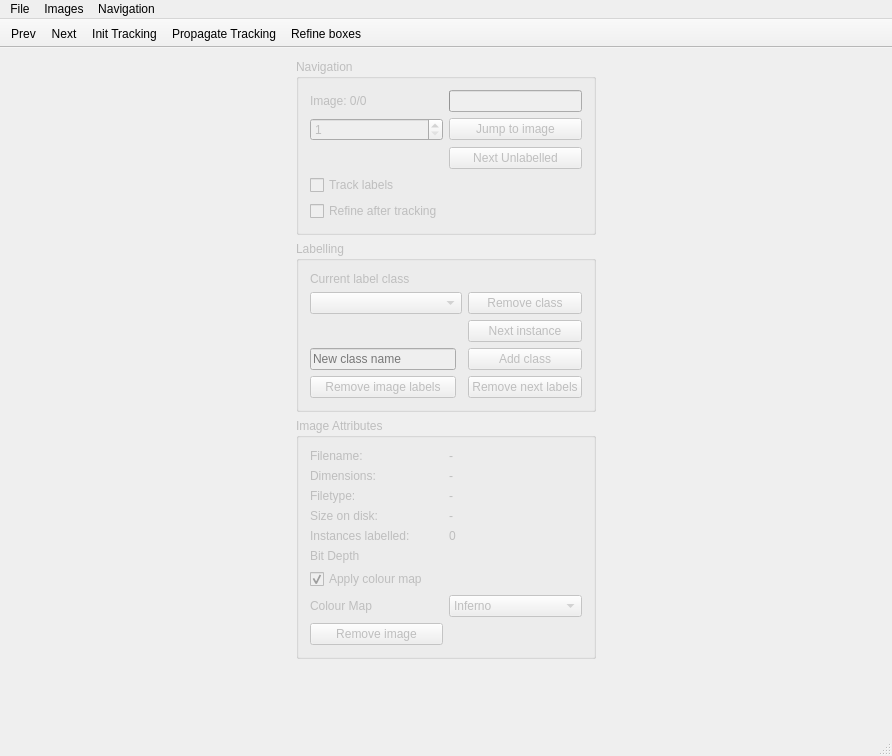
KamalM8/deeplabel, file src/mainwindow.ui: the form before one commit.
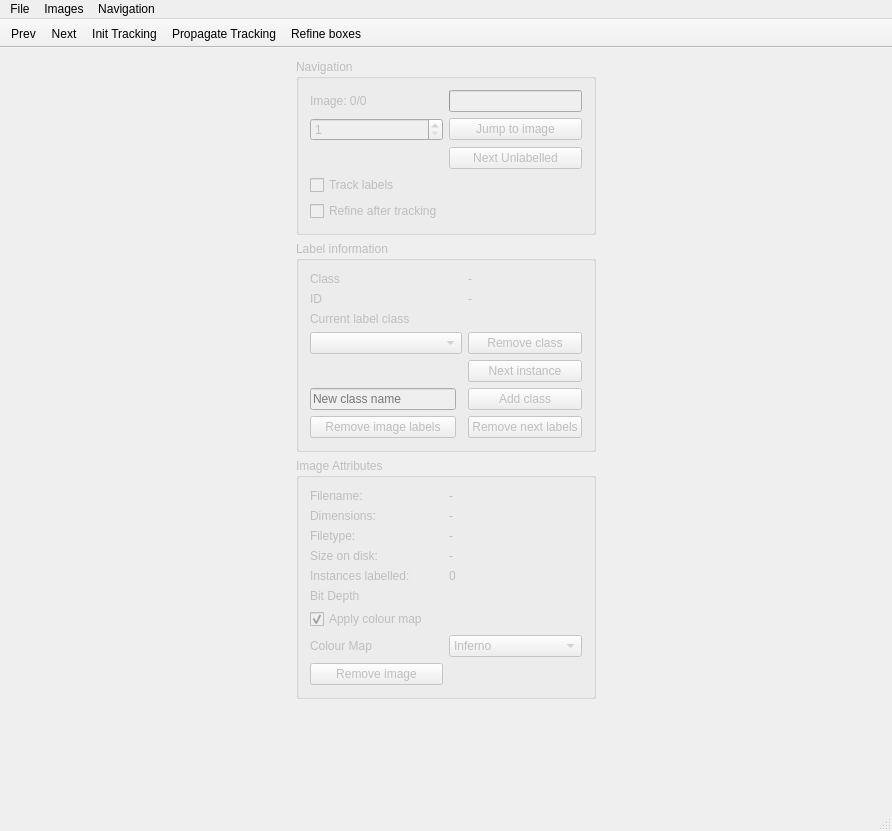
The form after the commit.

Diff of the .ui file:
```diff
--- a/src/mainwindow.ui
+++ b/src/mainwindow.ui
@@ -7,7 +7,7 @@
     <x>0</x>
     <y>0</y>
     <width>892</width>
-    <height>756</height>
+    <height>831</height>
    </rect>
   </property>
   <property name="windowTitle">
@@ -142,61 +142,89 @@
          </size>
         </property>
         <property name="title">
-         <string>Labelling</string>
+         <string>Label information</string>
         </property>
         <layout class="QGridLayout" name="gridLayout_2">
-         <item row="4" column="2">
+         <item row="8" column="2">
+          <widget class="QPushButton" name="removeLabelsForwardButton">
+           <property name="text">
+            <string>Remove next labels</string>
+           </property>
+          </widget>
+         </item>
+         <item row="7" column="0">
+          <widget class="QLineEdit" name="newClassText">
+           <property name="text">
+            <string/>
+           </property>
+           <property name="placeholderText">
+            <string>New class name</string>
+           </property>
+          </widget>
+         </item>
+         <item row="0" column="2">
+          <widget class="QLabel" name="labelClass">
+           <property name="text">
+            <string>-</string>
+           </property>
+          </widget>
+         </item>
+         <item row="5" column="2">
           <widget class="QPushButton" name="nextInstanceButton">
            <property name="text">
             <string>Next instance</string>
            </property>
           </widget>
          </item>
-         <item row="1" column="0" colspan="3">
+         <item row="8" column="0">
+          <widget class="QPushButton" name="removeImageLabelsButton">
+           <property name="text">
+            <string>Remove image labels</string>
+           </property>
+          </widget>
+         </item>
+         <item row="2" column="0" colspan="3">
           <widget class="QLabel" name="label_7">
            <property name="text">
             <string>Current label class</string>
            </property>
           </widget>
          </item>
-         <item row="2" column="2">
+         <item row="3" column="2">
           <widget class="QPushButton" name="removeClassButton">
            <property name="text">
             <string>Remove class</string>
            </property>
           </widget>
          </item>
-         <item row="2" column="0" colspan="2">
+         <item row="0" column="0">
+          <widget class="QLabel" name="label_9">
+           <property name="text">
+            <string>Class</string>
+           </property>
+          </widget>
+         </item>
+         <item row="3" column="0" colspan="2">
           <widget class="QComboBox" name="classComboBox"/>
          </item>
-         <item row="6" column="0">
-          <widget class="QLineEdit" name="newClassText">
-           <property name="text">
-            <string/>
-           </property>
-           <property name="placeholderText">
-            <string>New class name</string>
-           </property>
-          </widget>
-         </item>
-         <item row="6" column="2">
+         <item row="7" column="2">
           <widget class="QPushButton" name="addClassButton">
            <property name="text">
             <string>Add class</string>
            </property>
           </widget>
          </item>
-         <item row="7" column="2">
-          <widget class="QPushButton" name="removeLabelsForwardButton">
+         <item row="1" column="0">
+          <widget class="QLabel" name="label_11">
            <property name="text">
-            <string>Remove next labels</string>
+            <string>ID</string>
            </property>
           </widget>
          </item>
-         <item row="7" column="0">
-          <widget class="QPushButton" name="removeImageLabelsButton">
+         <item row="1" column="2">
+          <widget class="QLabel" name="labelID">
            <property name="text">
-            <string>Remove image labels</string>
+            <string>-</string>
            </property>
           </widget>
          </item>
```
Left out of the diff: 2 changed lines with no effect on the pictures.
